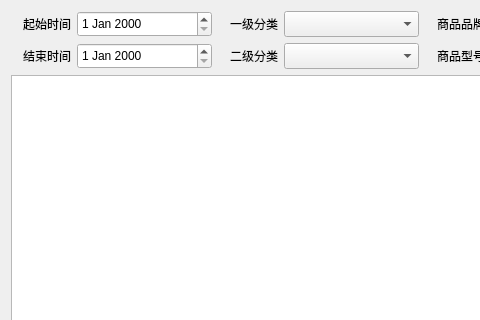
Before: the Qt Designer form View/stock/ui/ui_stock_search.ui in zgj0607/Py-store, drawn with Qt 5; both pictures show x 0 to 480 and y 0 to 320 of the 953 by 603 pixel window.
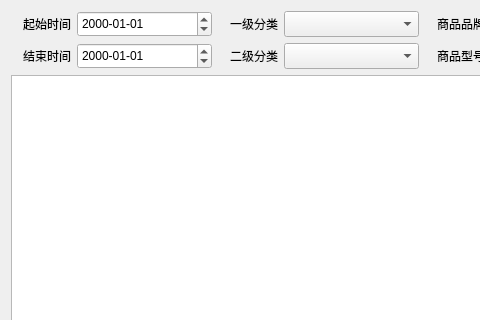
After: the same form once the commit is applied.

Patch:
```diff
--- a/View/stock/ui/ui_stock_search.ui
+++ b/View/stock/ui/ui_stock_search.ui
@@ -54,6 +54,9 @@
            <height>26</height>
           </size>
          </property>
+         <property name="displayFormat">
+          <string>yyyy-MM-dd</string>
+         </property>
         </widget>
        </item>
        <item>
@@ -185,6 +188,9 @@
            <height>26</height>
           </size>
          </property>
+         <property name="displayFormat">
+          <string>yyyy-MM-dd</string>
+         </property>
         </widget>
        </item>
        <item>
```
